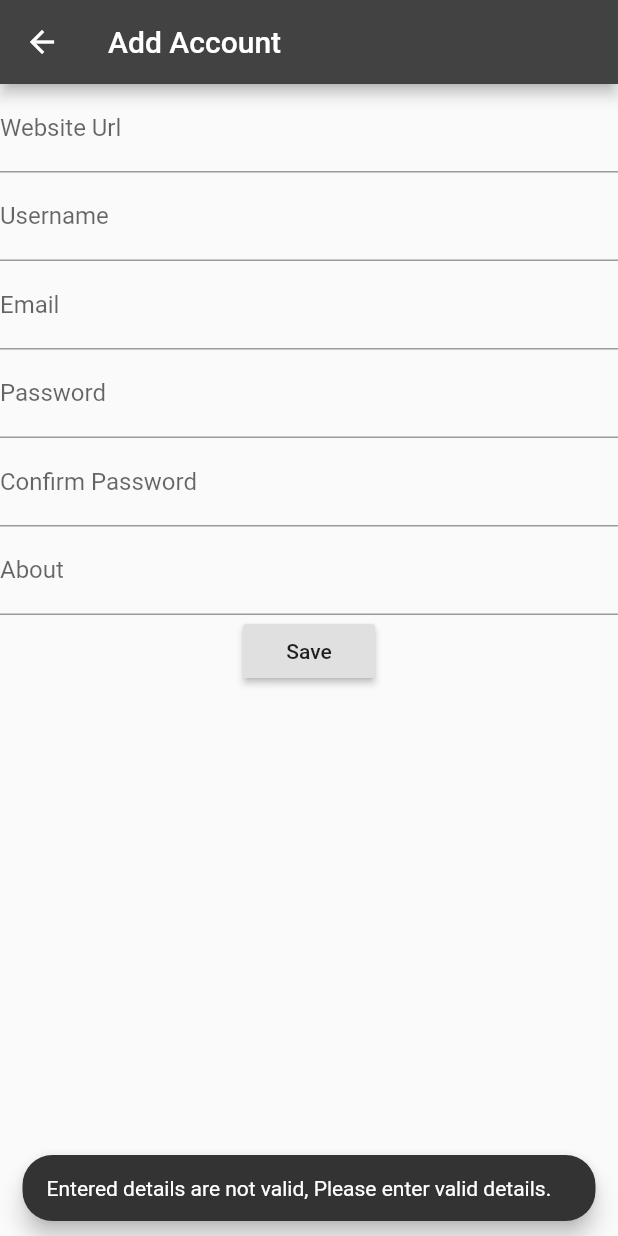
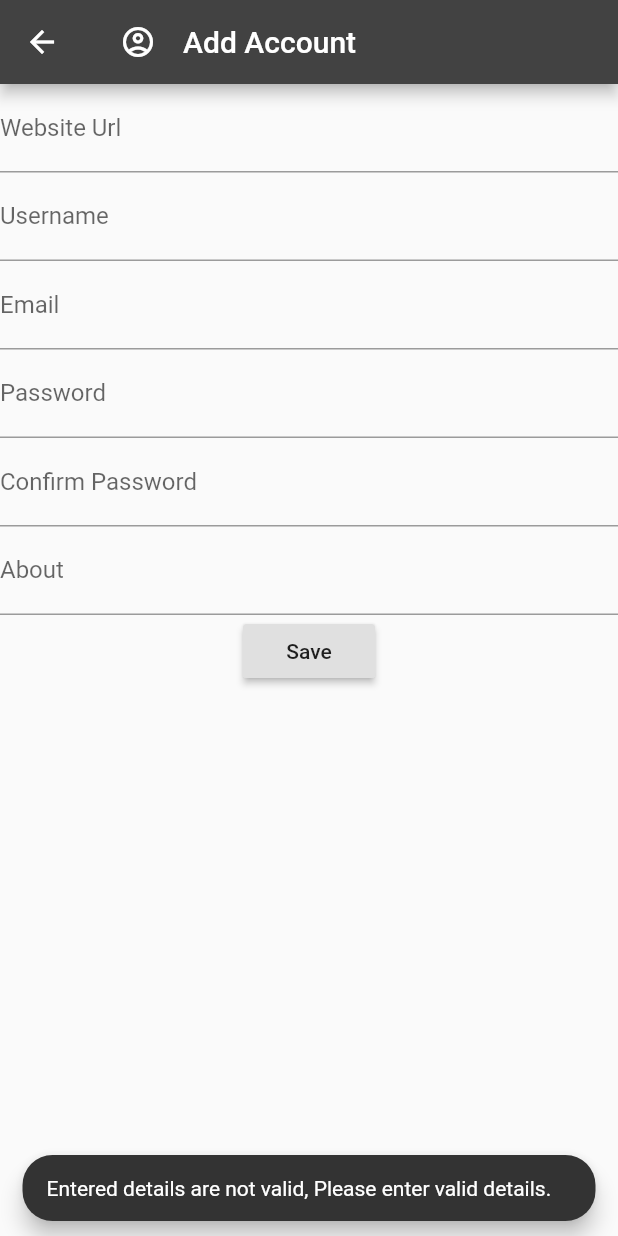
Before and after one commit to nsdahile/password-manager, a Flutter app: the AddAccountScreen screen opened by its route, after a tap on "Save", on a phone screen of 412 x 824 dp. Run offline on Flutter 3.47's test engine with Material 2 defaults, Android fonts, the phone set to English and light mode, and no system bars; our stand-ins replace cached_network_image, csv, permission_handler, sqflite; missing offline and left inert: clipboard, favicon, filesystem_picker, flutter_document_picker; accounts and stored records are empty.

Commit message:
account icon added and package folder picker replace with filesystem picker

```diff
--- a/lib/helper/db_helper.dart
+++ b/lib/helper/db_helper.dart
@@ -18,7 +18,7 @@ class DBHelper {
         onCreate: (db, version) async {
           print('Creating new table');
           db.execute(
-              'CREATE TABLE ${DBHelper.tableName} (date TEXT PRIMARY KEY, url TEXT, username TEXT, email TEXT, password TEXT, about TEXT)');
+              'CREATE TABLE ${DBHelper.tableName} (date TEXT PRIMARY KEY, url TEXT, username TEXT, email TEXT, password TEXT, about TEXT, imageUrl TEXT)');
         },
       );
 
@@ -35,6 +35,7 @@ class DBHelper {
     String email,
     String password,
     String about,
+    String imageUrl,
   }) async {
     var account = {
       'date': date.toIso8601String(), //Primary key
@@ -43,6 +44,7 @@ class DBHelper {
       'email': email ?? '',
       'password': password ?? '',
       'about': about ?? '',
+      'imageUrl': imageUrl ?? '',
     };
     try {
       var database = await DBHelper.openDatabase();
@@ -72,7 +74,7 @@ class DBHelper {
   static Future<List<Map<String, dynamic>>> getAccountsFromDB() async {
     try {
       var database = await DBHelper.openDatabase();
-      if (database == null) print('Database is null');
+      if (database == null) throw DatabaseException('Unable to open database.');
       List<Map<String, dynamic>> accounts =
           await database.query(DBHelper.tableName);
       return accounts;
--- /dev/null
+++ b/lib/helper/url_helper.dart
@@ -0,0 +1,8 @@
+class UrlHellper {
+  static String correctUrl(String url) {
+    if (!url.startsWith('http')) {
+      url = 'https://' + url;
+    }
+    return url;
+  }
+}
--- a/lib/models/account_data.dart
+++ b/lib/models/account_data.dart
@@ -5,6 +5,7 @@ class AccountData {
   final String password;
   final DateTime date;
   final String about;
+  final String imageUrl;
 
   AccountData({
     this.url,
@@ -13,5 +14,6 @@ class AccountData {
     this.password,
     this.date,
     this.about,
+    this.imageUrl,
   });
 }
--- a/lib/screens/add_account_screen.dart
+++ b/lib/screens/add_account_screen.dart
@@ -1,131 +1,79 @@
 import 'package:flutter/material.dart';
+import 'package:password_manager/helper/account_image_helper.dart';
 import 'package:provider/provider.dart';
 
 import '../providers/list_account_data.dart';
+import '../helper/url_helper.dart';
 
-class AddAccountScreen extends StatelessWidget {
+import '../widgets/add_account_screen/add_account_form.dart';
+import '../widgets/account_image.dart';
+
+class AddAccountScreen extends StatefulWidget {
   static final routeName = 'add-account-screen';
+  @override
+  _AddAccountScreenState createState() => _AddAccountScreenState();
+}
+
+class _AddAccountScreenState extends State<AddAccountScreen> {
+  String imageUrl = '';
+  bool isLoading = false;
+
   @override
   Widget build(BuildContext context) {
     return Scaffold(
       appBar: AppBar(
-        title: Text('Add Account'),
-      ),
-      body: AccountFrom(),
-    );
-  }
-}
-
-class AccountFrom extends StatefulWidget {
-  @override
-  _AccountFromState createState() => _AccountFromState();
-}
-
-class _AccountFromState extends State<AccountFrom> {
-  final formKey = GlobalKey<FormState>();
-  final passwordControler = TextEditingController();
-  String url;
-  String username;
-  String email;
-  String about;
-
-  @override
-  Widget build(BuildContext context) {
-    return Form(
-      key: formKey,
-      child: SingleChildScrollView(
-        child: Column(
+        title: Row(
+          mainAxisSize: MainAxisSize.min,
           children: [
-            TextFormField(
-              decoration: InputDecoration(
-                labelText: 'Website Url',
-              ),
-              keyboardType: TextInputType.url,
-              textInputAction: TextInputAction.next,
-              validator: (value) {
-                if (value.isEmpty) return null;
-                if (!value.contains('.')) return "Please enter valid url";
-                return null;
-              },
-              onSaved: (newValue) => url = newValue.trim(),
-            ),
-            TextFormField(
-              decoration: InputDecoration(labelText: 'Username'),
-              keyboardType: TextInputType.text,
-              textInputAction: TextInputAction.next,
-              onSaved: (newValue) => username = newValue.trim(),
-            ),
-            TextFormField(
-              decoration: InputDecoration(labelText: 'Email'),
-              keyboardType: TextInputType.emailAddress,
-              textInputAction: TextInputAction.next,
-              validator: (value) {
-                if (value.isEmpty) return null;
-                if (!value.contains('@') || !value.contains('.'))
-                  return 'Please enter valid  email';
-                return null;
-              },
-              onSaved: (newValue) => email = newValue,
-            ),
-            TextFormField(
-              decoration: InputDecoration(labelText: 'Password'),
-              keyboardType: TextInputType.text,
-              textInputAction: TextInputAction.next,
-              obscureText: true,
-              controller: passwordControler,
-            ),
-            TextFormField(
-              decoration: InputDecoration(labelText: 'Confirm Password'),
-              keyboardType: TextInputType.text,
-              textInputAction: TextInputAction.next,
-              obscureText: true,
-              validator: (value) {
-                if (passwordControler.text != value)
-                  return "Password does not match";
-                return null;
-              },
-            ),
-            TextFormField(
-              decoration: InputDecoration(labelText: 'About'),
-              onSaved: (newValue) => about = newValue,
-            ),
-            RaisedButton(child: Text('Save'), onPressed: save)
+            isLoading
+                ? Container(
+                    child: CircularProgressIndicator(),
+                    padding: EdgeInsets.all(10),
+                    height: 40,
+                    width: 40,
+                  )
+                : AccountImage(imageUrl),
+            Text('Add Account'),
           ],
         ),
       ),
+      body: AddAccountFrom(setAccountIcon, saveAccount),
     );
   }
 
-  void save() {
-    if (formKey.currentState.validate()) {
-      formKey.currentState.save();
-      if ((url == null || url.length == 0) &&
-          (username == null || username.length == 0) &&
-          (email == null || email.length == 0)) {
-        Scaffold.of(context).showSnackBar(
-          SnackBar(
-            content: Text(
-              'Entered details are not valid, Please enter valid details.',
-              textAlign: TextAlign.justify,
-            ),
-            behavior: SnackBarBehavior.floating,
-            shape: RoundedRectangleBorder(
-              borderRadius: BorderRadius.all(
-                Radius.circular(20),
-              ),
-            ),
-          ),
-        );
-        return;
-      }
+  void setAccountIcon(String webUrl) async {
+    setState(() => isLoading = true);
+    webUrl = UrlHellper.correctUrl(webUrl);
+
+    try {
+      var url = await AccountImageHelper.getIcon(webUrl);
+      imageUrl = url;
+    } catch (err) {
+      //error from account image helper
+      imageUrl = '';
+    } finally {
+      setState(() => isLoading = false);
+    }
+  }
+
+  Future<void> saveAccount({
+    String url,
+    String username,
+    String email,
+    String password,
+    String about,
+  }) async {
+    try {
       Provider.of<ListAccountData>(context, listen: false).addAccount(
         url: url,
         username: username,
         email: email,
-        password: passwordControler.text,
+        password: password,
         about: about,
+        imageUrl: imageUrl,
       );
-      Navigator.of(context).pop();
+    } catch (e) {
+      throw e;
     }
   }
 }
--- a/lib/screens/import_backup_screen.dart
+++ b/lib/screens/import_backup_screen.dart
@@ -68,7 +68,8 @@ class _ImportBackupScreenBodyState extends State<ImportBackupScreenBody> {
             email: accountList[2],
             password: accountList[3],
             about: accountList[4],
-            date: DateTime.parse(accountList[5]),
+            imageUrl: accountList[5],
+            date: DateTime.parse(accountList[6]),
           );
         });
         //notifying all accounts list listening screens
--- /dev/null
+++ b/lib/widgets/account_image.dart
@@ -0,0 +1,31 @@
+import 'package:flutter/material.dart';
+import 'package:cached_network_image/cached_network_image.dart';
+
+class AccountImage extends StatelessWidget {
+  final String imageUrl;
+  AccountImage(this.imageUrl);
+
+  @override
+  Widget build(BuildContext context) {
+    return Container(
+      margin: EdgeInsets.only(right: 10),
+      width: 40,
+      height: 40,
+      child: (imageUrl != null && imageUrl.isNotEmpty)
+          ? CachedNetworkImage(
+              imageUrl: imageUrl,
+              fit: BoxFit.fill,
+              placeholder: (context, url) => accountIcon,
+              errorWidget: (context, url, error) => accountIcon,
+            )
+          : accountIcon,
+    );
+  }
+
+  Icon get accountIcon {
+    return Icon(
+      Icons.account_circle_outlined,
+      color: Colors.white,
+    );
+  }
+}
--- /dev/null
+++ b/lib/widgets/add_account_screen/add_account_form.dart
@@ -0,0 +1,136 @@
+import 'package:flutter/material.dart';
+
+class AddAccountFrom extends StatefulWidget {
+  final Function setAccountIcon;
+  final Function saveAccount;
+  AddAccountFrom(this.setAccountIcon, this.saveAccount);
+  @override
+  _AddAccountFromState createState() => _AddAccountFromState();
+}
+
+class _AddAccountFromState extends State<AddAccountFrom> {
+  final formKey = GlobalKey<FormState>();
+  final passwordControler = TextEditingController();
+  String url;
+  String username;
+  String email;
+  String about;
+
+  @override
+  Widget build(BuildContext context) {
+    return Form(
+      key: formKey,
+      child: SingleChildScrollView(
+        child: Column(
+          children: [
+            TextFormField(
+              decoration: InputDecoration(
+                labelText: 'Website Url',
+              ),
+              keyboardType: TextInputType.url,
+              textInputAction: TextInputAction.next,
+              onFieldSubmitted: (value) => widget.setAccountIcon(value),
+              validator: (value) {
+                if (value.isEmpty) return null;
+                if (!value.contains('.')) return "Please enter valid url";
+                return null;
+              },
+              onSaved: (newValue) => url = newValue.trim(),
+            ),
+            TextFormField(
+              decoration: InputDecoration(labelText: 'Username'),
+              keyboardType: TextInputType.text,
+              textInputAction: TextInputAction.next,
+              onSaved: (newValue) => username = newValue.trim(),
+            ),
+            TextFormField(
+              decoration: InputDecoration(labelText: 'Email'),
+              keyboardType: TextInputType.emailAddress,
+              textInputAction: TextInputAction.next,
+              validator: (value) {
+                if (value.isEmpty) return null;
+                if (!value.contains('@') || !value.contains('.'))
+                  return 'Please enter valid  email';
+                return null;
+              },
+              onSaved: (newValue) => email = newValue,
+            ),
+            TextFormField(
+              decoration: InputDecoration(labelText: 'Password'),
+              keyboardType: TextInputType.text,
+              textInputAction: TextInputAction.next,
+              obscureText: true,
+              controller: passwordControler,
+            ),
+            TextFormField(
+              decoration: InputDecoration(labelText: 'Confirm Password'),
+              keyboardType: TextInputType.text,
+              textInputAction: TextInputAction.next,
+              obscureText: true,
+              validator: (value) {
+                if (passwordControler.text != value)
+                  return "Password does not match";
+                return null;
+              },
+            ),
+            TextFormField(
+              decoration: InputDecoration(labelText: 'About'),
+              onSaved: (newValue) => about = newValue,
+            ),
+            RaisedButton(child: Text('Save'), onPressed: save)
+          ],
+        ),
+      ),
+    );
+  }
+
+  void save() async {
+    if (formKey.currentState.validate()) {
+      formKey.currentState.save();
+      if ((url == null || url.length == 0) &&
+          (username == null || username.length == 0) &&
+          (email == null || email.length == 0)) {
+        Scaffold.of(context).showSnackBar(
+          SnackBar(
+            content: Text(
+              'Entered details are not valid, Please enter valid details.',
+              textAlign: TextAlign.justify,
+            ),
+            behavior: SnackBarBehavior.floating,
+            shape: RoundedRectangleBorder(
+              borderRadius: BorderRadius.all(
+                Radius.circular(20),
+              ),
+            ),
+          ),
+        );
+        return;
+      }
+      try {
+        await widget.saveAccount(
+          url: url,
+          username: username,
+          email: email,
+          password: passwordControler.text,
+          about: about,
+        );
+      } catch (err) {
+        Scaffold.of(context).showSnackBar(
+          SnackBar(
+            content: Text(
+              'Unable to save account details.',
+              textAlign: TextAlign.justify,
+            ),
+            behavior: SnackBarBehavior.floating,
+            shape: RoundedRectangleBorder(
+              borderRadius: BorderRadius.all(
+                Radius.circular(20),
+              ),
+            ),
+          ),
+        );
+      }
+      Navigator.of(context).pop();
+    }
+  }
+}
--- a/lib/widgets/list_accout_screen/account_tile.dart
+++ b/lib/widgets/list_accout_screen/account_tile.dart
@@ -2,6 +2,7 @@ import 'package:flutter/material.dart';
 import 'package:provider/provider.dart';
 
 import '../../screens/show_account_details_screen.dart';
+import '../../widgets/account_image.dart';
 import 'dismissible_background.dart';
 
 import '../../models/account_data.dart';
@@ -26,6 +27,7 @@ class _AccountTileState extends State<AccountTile> {
       onDismissed: deleteAccount,
       child: Card(
         child: ListTile(
+          leading: AccountImage(widget.account.imageUrl),
           title: Text(getTitle),
           subtitle: Text(getSubstitle),
           onTap: openShowAccountDetailsScreen,
--- a/lib/widgets/list_accout_screen/dismissible_background.dart
+++ b/lib/widgets/list_accout_screen/dismissible_background.dart
@@ -4,13 +4,17 @@ class DismissibleBackground extends StatelessWidget {
   @override
   Widget build(BuildContext context) {
     return Container(
+      margin: EdgeInsets.all(5),
       child: Row(
         mainAxisAlignment: MainAxisAlignment.end,
         children: [
           deleteIcon,
         ],
       ),
-      color: Colors.red,
+      decoration: BoxDecoration(
+        color: Colors.red,
+        borderRadius: BorderRadius.circular(10),
+      ),
     );
   }
 
--- a/pubspec.yaml
+++ b/pubspec.yaml
@@ -36,9 +36,10 @@ dependencies:
   url_launcher: ^5.7.10
   csv: ^4.1.0
   permission_handler: ^5.0.1+1
-  folder_picker: ^0.3.0
+  filesystem_picker: ^1.0.3
   flutter_document_picker: ^4.0.0
-
+  favicon: ^1.0.13
+  cached_network_image: ^2.5.0
 
 dev_dependencies:
   flutter_test:
```
Also changed, not shown: lib/helper/account_image_helper.dart (added, +12 -0 lines), lib/providers/list_account_data.dart (+6 -2 lines), lib/screens/export_backup_screen.dart (+12 -17 lines), lib/screens/show_account_details_screen.dart (+8 -1 lines), lib/widgets/info_tile.dart (+3 -4 lines), pubspec.lock, 1 other file.
